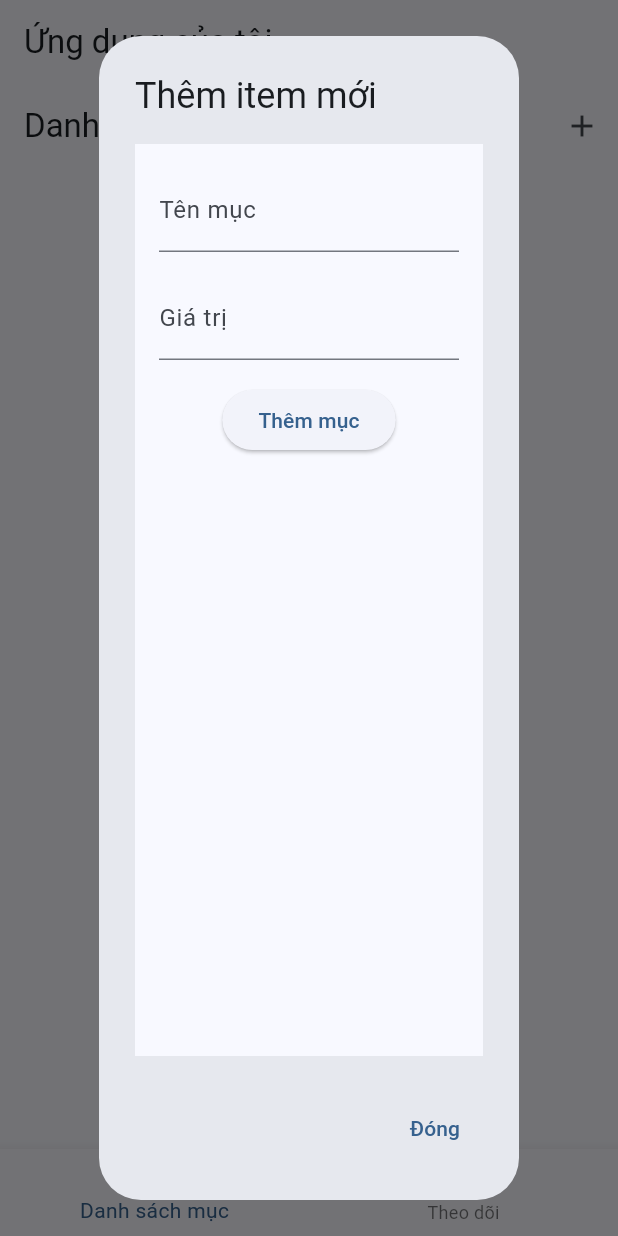
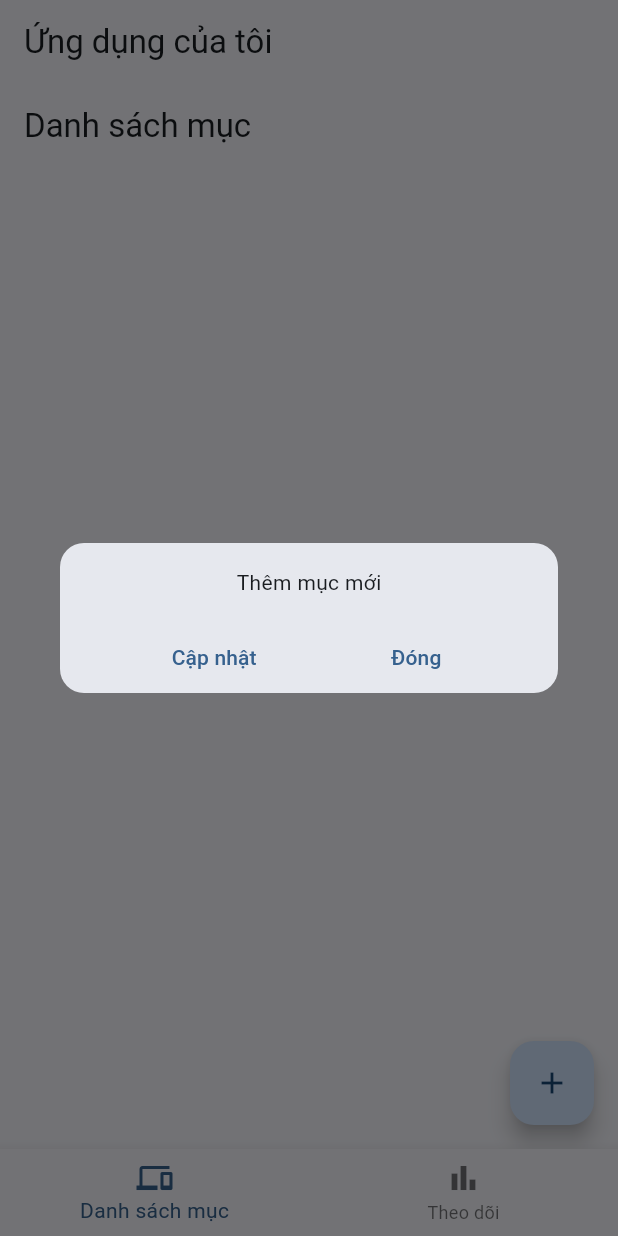
Before and after one commit to sunsunit2k3/quanlymuc, a Flutter app: the screen it shows after launch, after a tap on the "add" icon, on a phone screen of 412 x 824 dp. Run offline on Flutter 3.47's test engine with Material 3 defaults, Android fonts, the phone set to English and light mode, and no system bars.

Commit message:
update add screen

```diff
--- a/lib/providers/item_monitor_provider.dart
+++ b/lib/providers/item_monitor_provider.dart
@@ -24,5 +24,6 @@ class ItemMonitorProvider extends InheritedWidget {
 
   void addItem(Item item) {
     items.add(item);
+    print('Item added: ${item.name}');
   }
 }
--- a/lib/screens/item_list_screen.dart
+++ b/lib/screens/item_list_screen.dart
@@ -2,51 +2,20 @@ import 'package:flutter/material.dart';
 import 'package:test_app/providers/item_monitor_provider.dart';
 import 'package:test_app/screens/add_item_screen.dart';
 
-class ItemListScreen extends StatelessWidget {
+class ItemListScreen extends StatefulWidget {
   const ItemListScreen({super.key});
 
+  @override
+  State<ItemListScreen> createState() => _ItemListScreenState();
+}
+
+class _ItemListScreenState extends State<ItemListScreen> {
   @override
   Widget build(BuildContext context) {
     final provider = ItemMonitorProvider.of(context);
 
     return Scaffold(
-      appBar: AppBar(
-        title: const Text('Danh sách mục'),
-        actions: [
-          IconButton(
-            icon: const Icon(Icons.add),
-            onPressed: () {
-              showDialog(
-                context: context,
-                builder: (_) {
-                  return AlertDialog(
-                    title: const Text('Thêm item mới'),
-                    content: AddItemScreen(
-                      provider: provider,
-                      onItemAdded: (newItem) {
-                        provider?.addItem(newItem);
-                        print({
-                          'Item added: ${newItem.name}',
-                          'Value: ${newItem.value}',
-                          'Is Monitoring: ${newItem.isMonitoring}',
-                        });
-                      },
-                    ),
-                    actions: [
-                      TextButton(
-                        onPressed: () {
-                          Navigator.of(context).pop();
-                        },
-                        child: const Text('Đóng'),
-                      ),
-                    ],
-                  );
-                },
-              );
-            },
-          ),
-        ],
-      ),
+      appBar: AppBar(title: const Text('Danh sách mục')),
       body: ListView.builder(
         itemCount: provider?.items.length ?? 0,
         itemBuilder: (context, index) {
@@ -62,6 +31,48 @@ class ItemListScreen extends StatelessWidget {
           );
         },
       ),
+      floatingActionButton: FloatingActionButton(
+        onPressed: () {
+          showDialog(
+            context: context,
+            builder: (_) {
+              return Dialog(
+                shape: RoundedRectangleBorder(
+                  borderRadius: BorderRadius.circular(16),
+                ),
+                child: Column(
+                  mainAxisSize: MainAxisSize.min,
+                  children: [
+                    const Padding(
+                      padding: EdgeInsets.all(16.0),
+                      child: Text('Thêm mục mới'),
+                    ),
+
+                    Row(
+                      mainAxisAlignment: MainAxisAlignment.spaceEvenly,
+                      children: [
+                        TextButton(
+                          onPressed: () {
+                            Navigator.of(context).pop();
+                          },
+                          child: const Text('Cập nhật'),
+                        ),
+                        TextButton(
+                          onPressed: () {
+                            Navigator.of(context).pop();
+                          },
+                          child: const Text('Đóng'),
+                        ),
+                      ],
+                    ),
+                  ],
+                ),
+              );
+            },
+          );
+        },
+        child: const Icon(Icons.add),
+      ),
     );
   }
 }
```
